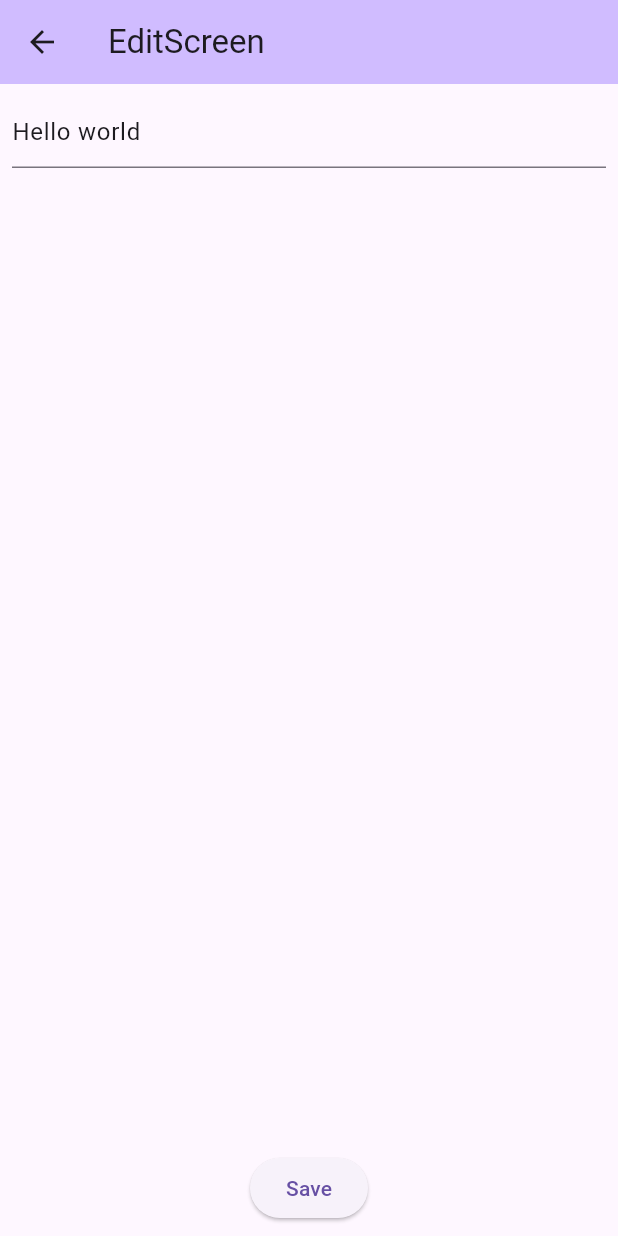
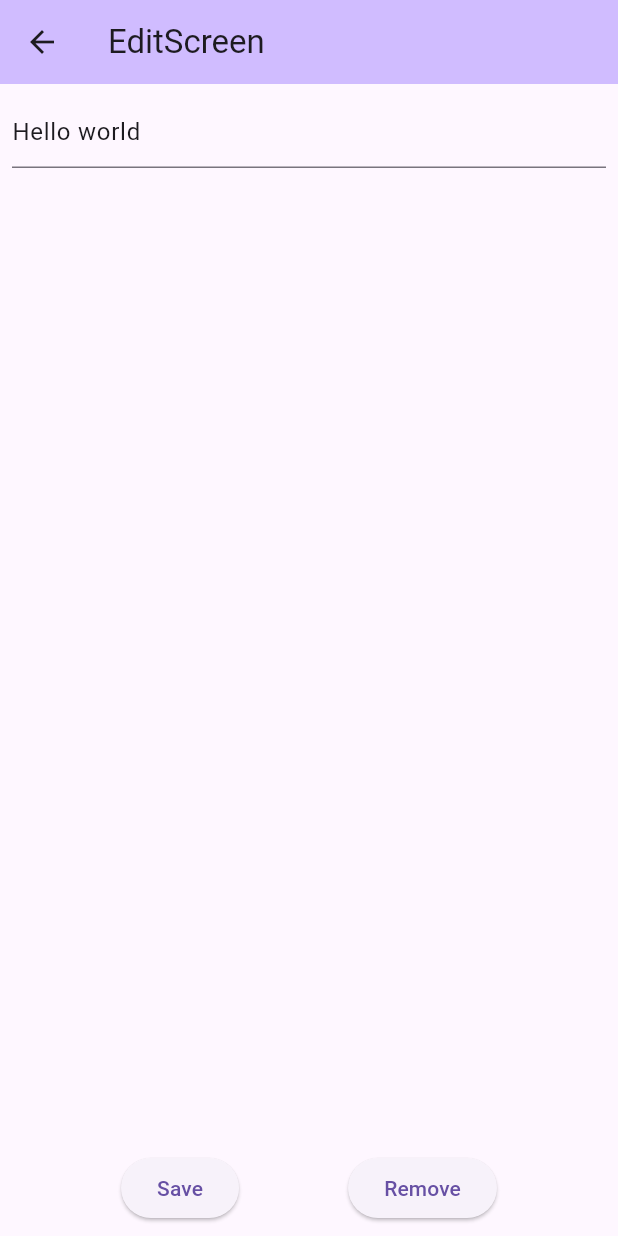
Before and after one commit to tisohjung/todo_work, a Flutter app: the screen it shows after launch, after a tap on "Hello world", on a phone screen of 412 x 824 dp. Run offline on Flutter 3.47's test engine with Material 2 defaults, Android fonts, the phone set to English and light mode, and no system bars.

Commit message:
🚩add remove button

```diff
--- a/lib/features/edit/edit_page.dart
+++ b/lib/features/edit/edit_page.dart
@@ -46,11 +46,25 @@ class EditPageState extends State<EditPage> {
                   controller: textController,
                 ),
                 const Spacer(),
-                ElevatedButton(
-                  onPressed: () {
-                    _save(todoService, context);
-                  },
-                  child: const Text("Save"),
+                Row(
+                  mainAxisAlignment: MainAxisAlignment.center,
+                  children: [
+                    const Spacer(),
+                    ElevatedButton(
+                      onPressed: () {
+                        _save(todoService, context);
+                      },
+                      child: const Text("Save"),
+                    ),
+                    const Spacer(),
+                    ElevatedButton(
+                      onPressed: () {
+                        _remove(todoService, context);
+                      },
+                      child: const Text("Remove", style: TextStyle()),
+                    ),
+                    const Spacer(),
+                  ],
                 )
               ],
             ),
@@ -65,4 +79,9 @@ class EditPageState extends State<EditPage> {
     todoService.updateTodo(todo!.copyWith(title: text));
     Navigator.pop(context);
   }
+
+  void _remove(TodoService todoService, BuildContext context) {
+    todoService.removeTodo(todo!.id);
+    Navigator.pop(context);
+  }
 }
```
